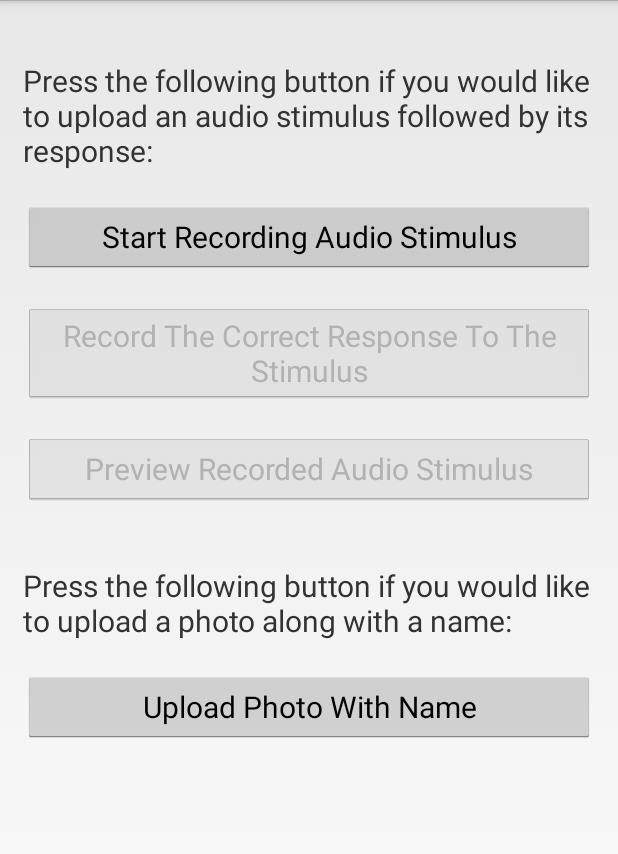
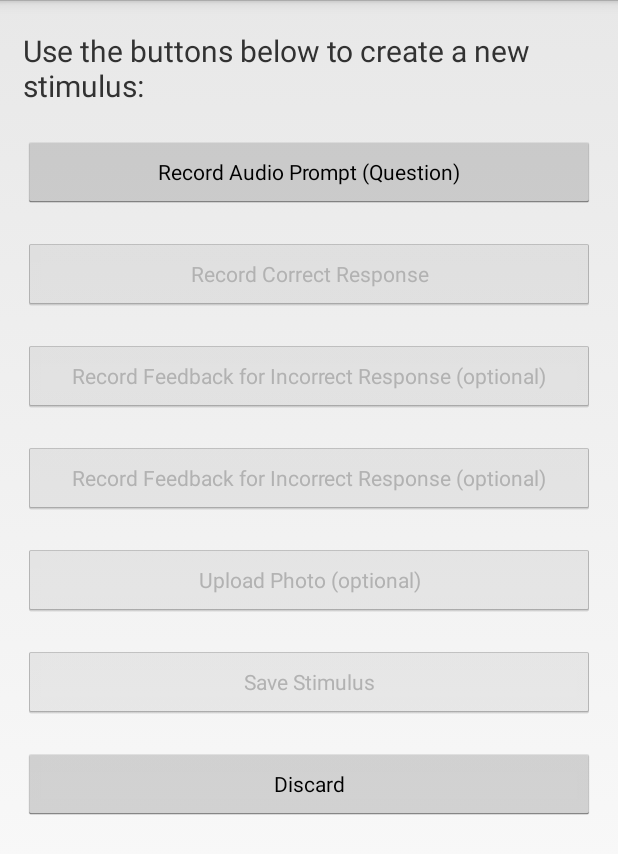
Before and after one commit to RyCSmith/Dementia-Patient-Caregiver-Android-App, an Android app: the StimulusUploadActivity screen opened directly, with no data from a screen before it, on a phone screen of 412 x 824 dp. Shown: the top 854 px of the screen. Run offline under Robolectric (Android 15) with nearby library versions, the phone set to English and light mode, and no system bars; libraries missing offline, so code that uses them is left out: com.google.android.gms, com.orhanobut.logger.

Commit message:
Changed way of receiving and saving stimuli. Added new input fields to upload stimulus screen.

```diff
--- a/DementiaApp/app/src/main/java/dementiaapp/com/dementiaapp/StimulusUploadActivity.java
+++ b/DementiaApp/app/src/main/java/dementiaapp/com/dementiaapp/StimulusUploadActivity.java
@@ -35,71 +35,128 @@ import java.util.UUID;
 
 public class StimulusUploadActivity extends Activity {
 
-    private static final int REQUEST_CODE_SPEECH_RECOGNITION = 100;
-
-    private Button recordAudioResponseButton;
-    private Button playAudioStimulusButton;
-
-    private boolean hasRecordedAudioStimulus = false;
-    private String audioStimulusId;
-    private String audioFilePath;
-
-    private ArrayList<String> stimulusPossibilities;
+    private Button recordQuestionButton;
+    private Button recordAnswerButton;
+    private Button addPhotoButton;
+    private Button recordCorrectFeedbackButton;
+    private Button recordIncorrectFeedbackButton;
+    private Button saveButton;
+    private Button discardButton;
+    private String stimuliMainDir;
+    private String newStimulusFolderPath;
 
     @Override
     protected void onCreate(Bundle savedInstanceState) {
         super.onCreate(savedInstanceState);
+        stimuliMainDir = getExternalFilesDir(Environment.getDataDirectory().getAbsolutePath()).getAbsolutePath() + "/MemAid/stimuli/";
+        String randomID = UUID.randomUUID().toString();
+        newStimulusFolderPath = stimuliMainDir + randomID;
+        File file = new File(newStimulusFolderPath);
+        file.mkdirs();
+
+
         setContentView(R.layout.activity_stimulus_upload);
 
-        final Button recordAudioStimulusButton = (Button) findViewById(R.id.record_audio_stimulus_button);
-        Button photoWithNameButton = (Button) findViewById(R.id.upload_photo_with_name_button);
-        playAudioStimulusButton = (Button) findViewById(R.id.play_audio_stimulus_button);
-        playAudioStimulusButton.setEnabled(false);
-        recordAudioResponseButton = (Button) findViewById(R.id.record_audio_answer_button);
-        recordAudioResponseButton.setEnabled(false);
+        //set up all Buttons
+        recordQuestionButton = (Button) findViewById(R.id.record_audio_stimulus_button);
+        addPhotoButton = (Button) findViewById(R.id.upload_photo_button);
+        recordAnswerButton = (Button) findViewById(R.id.record_audio_answer_button);
+        recordCorrectFeedbackButton = (Button) findViewById(R.id.record_correct_audio_answer_button);
+        recordIncorrectFeedbackButton = (Button) findViewById(R.id.record_incorrect_audio_answer_button);
+        saveButton = (Button) findViewById(R.id.save_button);
+        discardButton = (Button) findViewById(R.id.discard_button);
+        recordAnswerButton.setEnabled(false);
+        recordCorrectFeedbackButton.setEnabled(false);
+        recordIncorrectFeedbackButton.setEnabled(false);
+        addPhotoButton.setEnabled(false);
+        saveButton.setEnabled(false);
 
-        photoWithNameButton.setOnClickListener(new View.OnClickListener() {
+        //add listeners for each button
+        recordQuestionButton.setOnClickListener(new View.OnClickListener() {
+            @Override
+            public void onClick(View v) {
+                String newFilePath;
+                if (newStimulusFolderPath.endsWith("/"))
+                    newFilePath = newStimulusFolderPath + "question" + ".mp3";
+                else
+                    newFilePath = newStimulusFolderPath + "/question" + ".mp3";
+                recordAudio(newFilePath, "question");
+                recordQuestionButton.setEnabled(false);
+                recordAnswerButton.setEnabled(true);
+            }
+        });
+
+        recordAnswerButton.setOnClickListener(new View.OnClickListener() {
+            @Override
+            public void onClick(View v) {
+                String newFilePath;
+                if (newStimulusFolderPath.endsWith("/"))
+                    newFilePath = newStimulusFolderPath + "answer" + ".mp3";
+                else
+                    newFilePath = newStimulusFolderPath + "/answer" + ".mp3";
+                recordAudio(newFilePath, "answer");
+                recordQuestionButton.setEnabled(false);
+                recordAnswerButton.setEnabled(false);
+                recordCorrectFeedbackButton.setEnabled(true);
+                recordIncorrectFeedbackButton.setEnabled(true);
+                addPhotoButton.setEnabled(true);
+                saveButton.setEnabled(true);
+            }
+        });
+
+        addPhotoButton.setOnClickListener(new View.OnClickListener() {
             @Override
             public void onClick(View v) {
                 Intent intent = new Intent();
                 intent.setClass(StimulusUploadActivity.this, UploadPhotoWithNameActivity.class);
+                Bundle bundle = new Bundle();
+                bundle.putString("newStimulusFolder", newStimulusFolderPath);
+                intent.putExtras(bundle);
                 startActivity(intent);
+                addPhotoButton.setEnabled(false);
             }
         });
 
-        recordAudioStimulusButton.setOnClickListener(new View.OnClickListener() {
+        recordCorrectFeedbackButton.setOnClickListener(new View.OnClickListener() {
             @Override
             public void onClick(View v) {
-                audioStimulusId = UUID.randomUUID().toString();
-                String filePath = getExternalFilesDir(Environment.getDataDirectory().getAbsolutePath()).getAbsolutePath() + "/MemAid/audio/";
-                File file = new File(filePath);
-                file.mkdirs();
-                filePath = filePath + audioStimulusId + ".mp3";
-                audioFilePath = filePath;
-                recordAudio(filePath, audioStimulusId);
+                String newFilePath;
+                if (newStimulusFolderPath.endsWith("/"))
+                    newFilePath = newStimulusFolderPath + "correctFeedback" + ".mp3";
+                else
+                    newFilePath = newStimulusFolderPath + "/correctFeedback" + ".mp3";
+                recordAudio(newFilePath, "correctFeedback");
+                recordCorrectFeedbackButton.setEnabled(false);
             }
         });
 
-        recordAudioResponseButton.setOnClickListener(new View.OnClickListener() {
+        recordIncorrectFeedbackButton.setOnClickListener(new View.OnClickListener() {
             @Override
             public void onClick(View v) {
-                Intent intent = new Intent(RecognizerIntent.ACTION_RECOGNIZE_SPEECH);
-                intent.putExtra(RecognizerIntent.EXTRA_LANGUAGE_MODEL, RecognizerIntent.LANGUAGE_MODEL_FREE_FORM);
-                intent.putExtra(RecognizerIntent.EXTRA_MAX_RESULTS, 20);
-                try {
-                    startActivityForResult(intent, REQUEST_CODE_SPEECH_RECOGNITION);
-                } catch (ActivityNotFoundException e) {
-                    e.printStackTrace();
-                    Toast.makeText(getApplicationContext(), "YOUR DEVICE DOES NOT SUPPORT SPEECH RECOGNITION", Toast.LENGTH_LONG).show();
-                }
+                String newFilePath;
+                if (newStimulusFolderPath.endsWith("/"))
+                    newFilePath = newStimulusFolderPath + "incorrectFeedback" + ".mp3";
+                else
+                    newFilePath = newStimulusFolderPath + "/incorrectFeedback" + ".mp3";
+                recordAudio(newFilePath, "incorrectFeedback");
+                recordIncorrectFeedbackButton.setEnabled(false);
             }
         });
 
-        playAudioStimulusButton.setOnClickListener(new View.OnClickListener() {
+        saveButton.setOnClickListener(new View.OnClickListener() {
             @Override
             public void onClick(View v) {
+                finish();
+            }
+        });
 
-                MemAidUtils.playAudio(audioFilePath);
+        discardButton.setOnClickListener(new View.OnClickListener() {
+            @Override
+            public void onClick(View v) {
+                for(File file: new File(newStimulusFolderPath).listFiles())
+                    file.delete();
+                new File(newStimulusFolderPath).delete();
+                finish();
             }
         });
     }
@@ -126,9 +183,6 @@ public class StimulusUploadActivity extends Activity {
                 mProgressDialog.dismiss();
                 recorder.stop();
                 recorder.release();
-                hasRecordedAudioStimulus = true;
-                recordAudioResponseButton.setEnabled(true);
-                playAudioStimulusButton.setEnabled(true);
             }
         });
 
@@ -136,9 +190,6 @@ public class StimulusUploadActivity extends Activity {
             public void onCancel(DialogInterface p1) {
                 recorder.stop();
                 recorder.release();
-                hasRecordedAudioStimulus = true;
-                recordAudioResponseButton.setEnabled(true);
-                playAudioStimulusButton.setEnabled(true);
             }
         });
         recorder.start();
@@ -149,36 +200,6 @@ public class StimulusUploadActivity extends Activity {
     public void onActivityResult(int requestCode, int resultCode, Intent data) {
         super.onActivityResult(requestCode, resultCode, data);
 
-        if (requestCode == REQUEST_CODE_SPEECH_RECOGNITION) {
-            if (resultCode == RESULT_OK && data != null) {
-                stimulusPossibilities = data.getStringArrayListExtra(RecognizerIntent.EXTRA_RESULTS);
-                for(String recoginzedName: stimulusPossibilities) {
-                    Log.d("VISHWA", "Stimulus recorded:" + recoginzedName);
-                }
-                Log.d("VISHWA", "================================================================");
-
-                try {
-                    JSONObject possibleAnswers = new JSONObject();
-                    JSONArray possibilities = new JSONArray(stimulusPossibilities);
-                    Log.d("Vishwa", "stimulusPossibilities length = " + stimulusPossibilities.size());
-                    Log.d("Vishwa", "JSON possibilities = " + possibilities.join(","));
-
-                    possibleAnswers.put("possible_answers", possibilities);
-
-                    Stimulus stimulus = new Stimulus();
-                    stimulus.id = audioStimulusId;
-                    stimulus.type = Stimulus.TYPE_AUDIO;
-                    stimulus.questionFilepath = audioFilePath;
-                    stimulus.possibleAnswers = possibleAnswers.toString();
-                    stimulus.createdAt = new Date().getTime();
-                    stimulus.save();
-
-                    finish();
-                } catch (JSONException e) {
-                    e.printStackTrace();
-                }
-            }
-        }
     }
 
     @Override
--- a/DementiaApp/app/src/main/res/layout/activity_stimulus_upload.xml
+++ b/DementiaApp/app/src/main/res/layout/activity_stimulus_upload.xml
@@ -10,8 +10,8 @@
         android:id="@+id/audio_stimulus_title"
         android:layout_width="wrap_content"
         android:layout_height="wrap_content"
-        android:layout_marginTop="40dp"
-        android:text="Press the following button if you would like to upload an audio stimulus followed by its response:"
+        android:layout_marginTop="20dp"
+        android:text="Use the buttons below to create a new stimulus:"
         android:textSize="20sp"/>
 
     <Button
@@ -20,8 +20,8 @@
         android:layout_height="wrap_content"
         android:layout_below="@id/audio_stimulus_title"
         android:layout_marginTop="20dp"
-        android:text="Start Recording Audio Stimulus"
-        android:textSize="20sp"/>
+        android:text="Record Audio Prompt (Question)"
+        android:textSize="14sp"/>
 
     <Button
         android:id="@+id/record_audio_answer_button"
@@ -29,34 +29,51 @@
         android:layout_height="wrap_content"
         android:layout_below="@id/record_audio_stimulus_button"
         android:layout_marginTop="20dp"
-        android:text="Record The Correct Response To The Stimulus"
-        android:textSize="20sp"/>
+        android:text="Record Correct Response"
+        android:textSize="14sp"/>
 
     <Button
-        android:id="@+id/play_audio_stimulus_button"
+        android:id="@+id/record_correct_audio_answer_button"
         android:layout_width="fill_parent"
         android:layout_height="wrap_content"
         android:layout_below="@id/record_audio_answer_button"
         android:layout_marginTop="20dp"
-        android:text="Preview Recorded Audio Stimulus"
-        android:textSize="20sp"/>
+        android:text="Record Feedback for Incorrect Response (optional)"
+        android:textSize="14sp"/>
 
-    <TextView
-        android:id="@+id/photo_with_name_title"
+    <Button
+        android:id="@+id/record_incorrect_audio_answer_button"
         android:layout_width="fill_parent"
         android:layout_height="wrap_content"
-        android:layout_below="@id/play_audio_stimulus_button"
-        android:layout_marginTop="40dp"
-        android:text="Press the following button if you would like to upload a photo along with a name:"
-        android:textSize="20sp"/>
+        android:layout_below="@id/record_correct_audio_answer_button"
+        android:layout_marginTop="20dp"
+        android:text="Record Feedback for Incorrect Response (optional)"
+        android:textSize="14sp"/>
 
     <Button
-        android:id="@+id/upload_photo_with_name_button"
+        android:id="@+id/upload_photo_button"
         android:layout_width="fill_parent"
         android:layout_height="wrap_content"
-        android:layout_below="@id/photo_with_name_title"
+        android:layout_below="@id/record_incorrect_audio_answer_button"
         android:layout_marginTop="20dp"
-        android:text="Upload Photo With Name"
-        android:textSize="20sp"/>
+        android:text="Upload Photo (optional)"
+        android:textSize="14sp"/>
+    <Button
+        android:id="@+id/save_button"
+        android:layout_width="fill_parent"
+        android:layout_height="wrap_content"
+        android:layout_below="@id/upload_photo_button"
+        android:layout_marginTop="20dp"
+        android:text="Save Stimulus"
+        android:textSize="14sp"/>
+
+    <Button
+        android:id="@+id/discard_button"
+        android:layout_width="fill_parent"
+        android:layout_height="wrap_content"
+        android:layout_below="@id/save_button"
+        android:layout_marginTop="20dp"
+        android:text="Discard"
+        android:textSize="14sp"/>
 
 </RelativeLayout>
```
Also changed, not shown: DementiaApp/app/src/main/java/dementiaapp/com/dementiaapp/UploadPhotoWithNameActivity.java (+28 -72 lines), DementiaApp/app/src/main/res/layout/activity_upload_photo_with_name.xml (+0 -19 lines).
